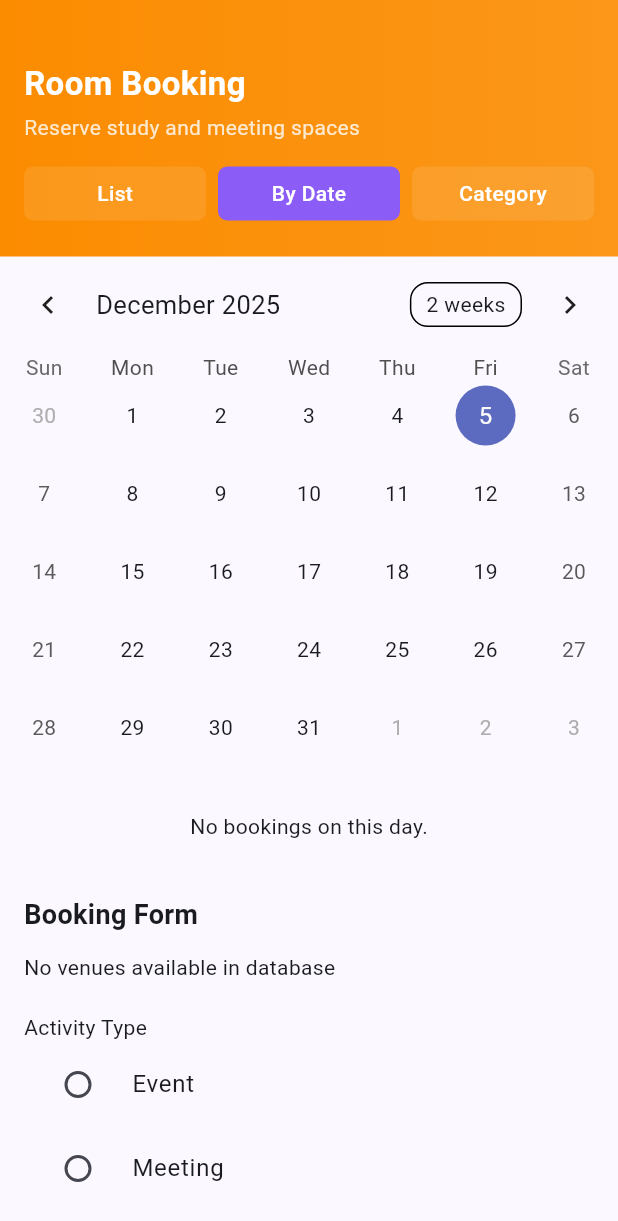
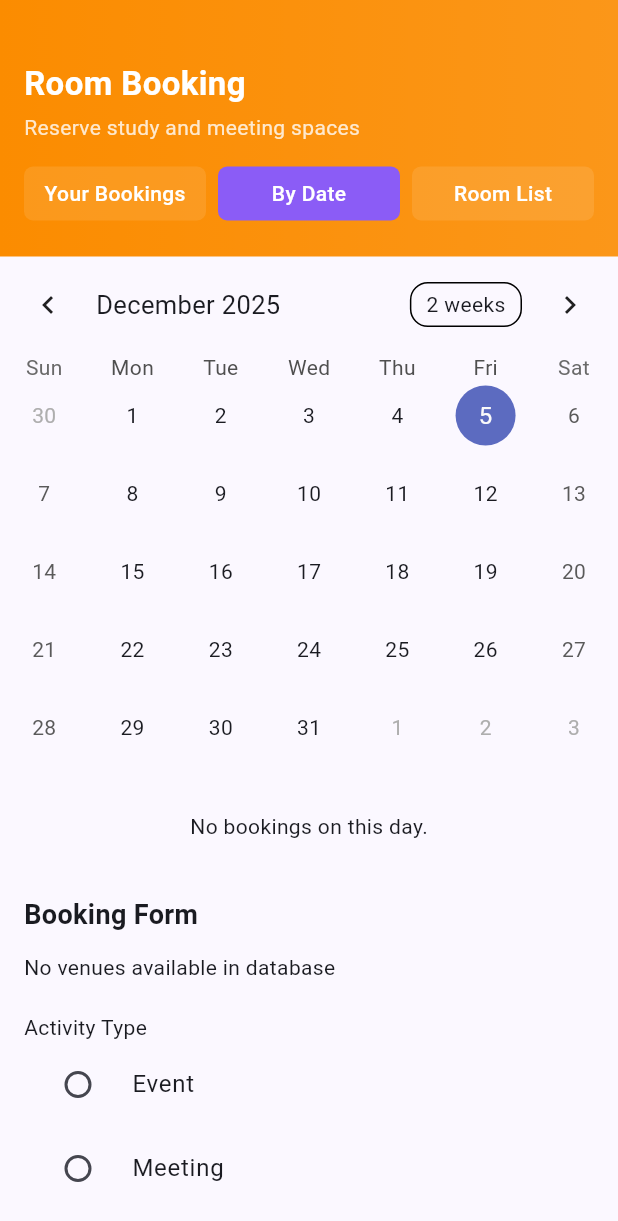
Before and after one commit to reyner-orlando/presportal, a Flutter app: the RoomBookingPage screen opened directly with empty values, after a tap on "By Date", on a phone screen of 412 x 824 dp. Shown: the top 1221 px of the screen. Run offline on Flutter 3.47's test engine with Material 3 defaults, Android fonts, the phone set to English and light mode, and no system bars; drawn by our look-alikes of table_calendar; our stand-ins replace cloud_firestore, firebase_auth, firebase_core; accounts and stored records are empty.

Commit message:
Change app display icon and splash screen icon, change room model to venue model for user and admin usage.

```diff
--- a/lib/models/room.dart
+++ /dev/null
@@ -1,28 +0,0 @@
-class Room {
-  final String id;
-  final String name;
-  final String location;
-  final int capacity;
-  final List<String> facilities;
-  final bool isAvailable;
-
-  Room({
-    required this.id,
-    required this.name,
-    required this.location,
-    required this.capacity,
-    required this.facilities,
-    required this.isAvailable,
-  });
-
-  factory Room.fromMap(String id, Map<String, dynamic> data) {
-    return Room(
-      id: id,
-      name: data['name'],
-      location: data['location'],
-      capacity: data['capacity'],
-      facilities: List<String>.from(data['facilities']),
-      isAvailable: data['isAvailable'] ?? false,
-    );
-  }
-}
--- a/lib/models/venue.dart
+++ b/lib/models/venue.dart
@@ -6,7 +6,9 @@ class Venue {
   final String location;
   final String category;
   final int capacity;
+  final bool isAvailable;
   final List<String> facilities;
+
 
   Venue({
     required this.id,
@@ -15,6 +17,7 @@ class Venue {
     required this.category,
     required this.capacity,
     required this.facilities,
+    required this.isAvailable,
   });
 
   // Factory untuk convert dari Firestore Document ke Object Venue
@@ -36,6 +39,8 @@ class Venue {
       category: data['category'] ?? 'General',
       capacity: data['capacity'] ?? 0,
       facilities: parsedFacilities,
+      isAvailable: data['isAvailable'] ?? false,
+
     );
   }
 }
--- a/lib/pages/RoomBookingPage.dart
+++ b/lib/pages/RoomBookingPage.dart
@@ -1,9 +1,9 @@
 import 'package:flutter/material.dart';
-import '../services/room_service.dart';
+import '../services/venue_service.dart';
 import '../widgets/date_view.dart';
 import '../widgets/category_view.dart';
-import '../widgets/room_card.dart';
-import '../models/room.dart';
+import '../widgets/venue_card.dart';
+import '../models/venue.dart';
 import '../services/booking_service.dart';
 
 const Color accentColor = Color(0xFFfb8c00);
@@ -11,7 +11,7 @@ const Color secondaryColor = Color(0xFF8b5cf6);
 const Color foregroundAccentColor = Colors.white;
 
 final categories = ["Classroom", "Laboratory", "Auditorium", "Venue"];
-final roomService = RoomService();
+final roomService = VenueService();
 final bookingService = BookingService();
 
 class RoomBookingPage extends StatefulWidget {
@@ -30,6 +30,8 @@ class _RoomBookingPageState extends State<RoomBookingPage> {
   int selectedTabIndex = 0;
   DateTime selectedDay = DateTime.now();
   String selectedCategory = "Classroom";
+  String _currentCategory = 'Classroom';
+  final List<String> _categories = ['Classroom', 'Laboratory', 'Meeting Room'];
 
   @override
   Widget build(BuildContext context) {
@@ -41,21 +43,7 @@ class _RoomBookingPageState extends State<RoomBookingPage> {
             child: Builder(
               builder: (_) {
                 if (selectedTabIndex == 0) {
-                  return StreamBuilder<List<Room>>(
-                    stream: roomService.getRooms(),
-                    builder: (context, snapshot) {
-                      if (!snapshot.hasData) return const Center(child: CircularProgressIndicator());
-                      final rooms = snapshot.data!;
-                      return ListView(
-                        padding: const EdgeInsets.all(16),
-                        children: rooms.map((r) => RoomCard(
-                          room: r,
-                          onBooking: () => ScaffoldMessenger.of(context).showSnackBar(
-                              SnackBar(content: Text('Booking ${r.name} ...'))),
-                        )).toList(),
-                      );
-                    },
-                  );
+                  return Text('Rey');
                 } else if (selectedTabIndex == 1) {
                   return DateView(
                     selectedDay: selectedDay,
@@ -65,11 +53,16 @@ class _RoomBookingPageState extends State<RoomBookingPage> {
                   );
                 } else {
                   return CategoryView(
-                    selectedCategory: selectedCategory,
-                    onCategoryChanged: (cat) => setState(() => selectedCategory = cat),
-                    roomService: roomService,
-                    categories: categories,
-                  );
+                    selectedCategory: _currentCategory,
+                    categories: _categories,
+                    venueService: VenueService(),
+
+                    // PENTING: Harus ada setState di sini!
+                    onCategoryChanged: (newValue) {
+                      setState(() {
+                        _currentCategory = newValue;
+                      });
+                    });
                 }
               },
             ),
@@ -96,11 +89,11 @@ class _RoomBookingPageState extends State<RoomBookingPage> {
           const SizedBox(height: 16),
           Row(
             children: [
-              _buildTabButton('List', 0),
+              _buildTabButton('Your Bookings', 0),
               const SizedBox(width: 8),
               _buildTabButton('By Date', 1),
               const SizedBox(width: 8),
-              _buildTabButton('Category', 2),
+              _buildTabButton('Room List', 2),
             ],
           ),
         ],
--- a/lib/services/room_service.dart
+++ /dev/null
@@ -1,15 +0,0 @@
-import 'package:cloud_firestore/cloud_firestore.dart';
-import '../models/room.dart';
-
-class RoomService {
-  Stream<List<Room>> getRooms() {
-    return FirebaseFirestore.instance
-        .collection('venues')
-        .snapshots()
-        .map((snapshot) {
-      return snapshot.docs.map<Room>((doc) {
-        return Room.fromMap(doc.id, doc.data());
-      }).toList();
-    });
-  }
-}
--- a/lib/widgets/date_view.dart
+++ b/lib/widgets/date_view.dart
@@ -80,7 +80,9 @@ class _DateViewState extends State<DateView> {
                 return const Center(child: CircularProgressIndicator());
               }
 
-              final bookings = snapshot.data!;
+              final allBookings = snapshot.data!;
+              // [MODIFIKASI] Filter: Buang yang statusnya Rejected
+              final bookings = allBookings.where((b) => b.status != 'Rejected').toList();
 
               if (bookings.isEmpty) {
                 return const Padding(
@@ -118,6 +120,7 @@ class _DateViewState extends State<DateView> {
                     }
 
                     final bookedVenueIds = bookingSnapshot.data!
+                        .where((b) => b.status != 'Rejected')
                         .map((b) => b.venueId)
                         .toSet();
 
@@ -244,8 +247,10 @@ class _DateViewState extends State<DateView> {
                       return const LinearProgressIndicator();
                     }
 
-                    // Filter booking: Ambil booking HANYA untuk Venue yang dipilih saat ini
-                    final bookingsForVenue = snapshot.data!.where((b) => b.venueId == selectedVenueId).toList();
+                    // Filter Venue DAN Filter status bukan Rejected
+                    final bookingsForVenue = snapshot.data!
+                        .where((b) => b.venueId == selectedVenueId && b.status != 'Rejected')
+                        .toList();
 
                     // Kumpulkan ID slot yang SUDAH diambil orang
                     final bookedSlotIds = bookingsForVenue.map((b) => b.timeId).toSet(); // Asumsi di model Booking ada field slotId
```
Also changed, not shown: lib/pages/LoginPage.dart (+33 -10 lines), lib/services/venue_service.dart (+10 -3 lines), lib/widgets/category_view.dart (+36 -11 lines), lib/widgets/venue_card.dart (renamed from lib/widgets/room_card.dart, +9 -9 lines), pubspec.yaml (+21 -1 lines), assets/logo.png (added), assets/splash.png (added), pubspec.lock, 28 other files.
